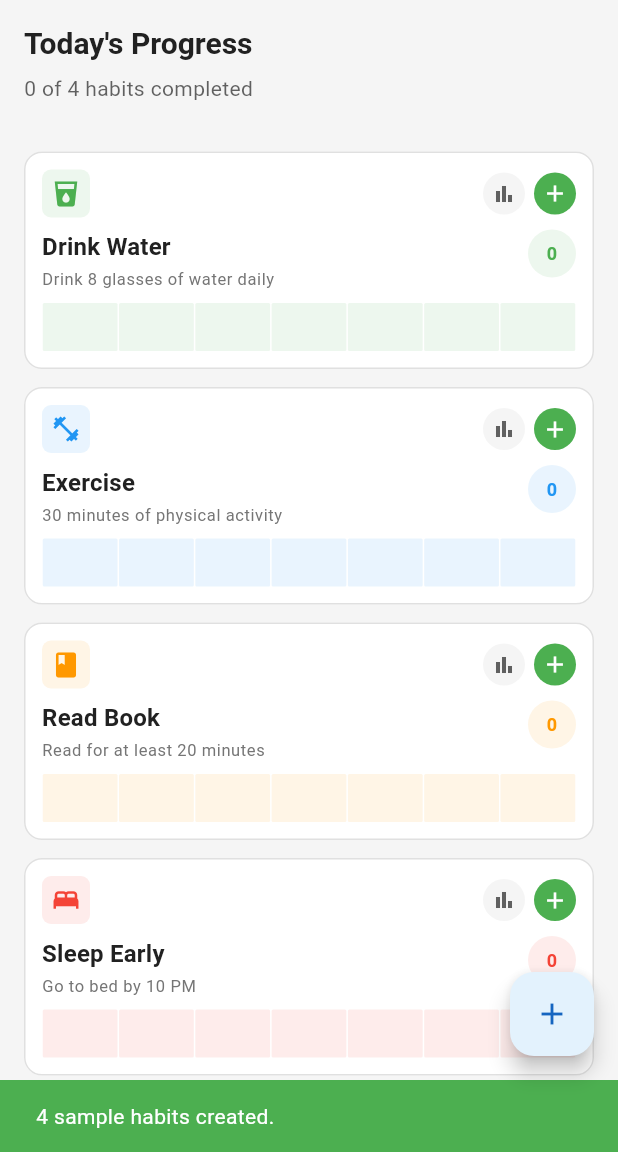
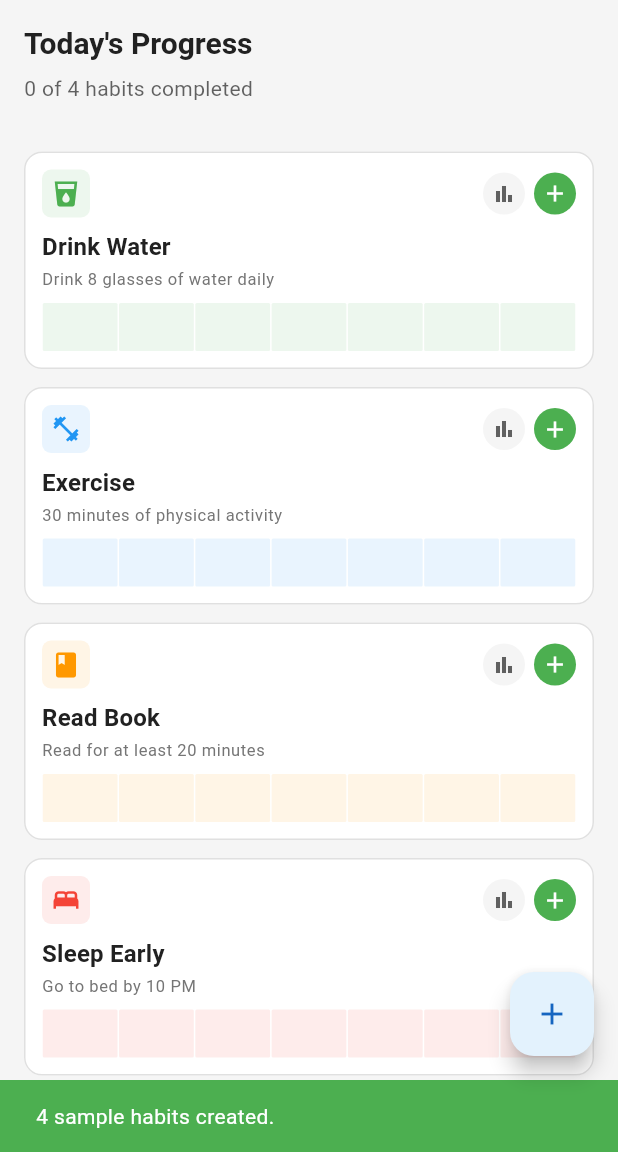
Before and after one commit to fcavaletto/habit_forge_app, a Flutter app: the screen it shows after launch, after a tap on "Add Sample Habits", on a phone screen of 412 x 824 dp, the part 84-1236 px from its top. Run offline on Flutter 3.47's test engine with Material 3 defaults, Android fonts, the phone set to English and light mode, and no system bars; our stand-ins replace file_picker, fl_chart, flutter_local_notifications, share_plus, shared_preferences, sqflite and 1 more; accounts and stored records are empty.

Commit message:
feat: Remove streak count indicator from habit cards
- Remove circular streak counter from habit cards on dashboard
- Update accessibility labels to remove streak reference
- Update class documentation to reflect UI changes
- Cleaner card design with focus on progress grid
- Streak information still available in detailed habit view

```diff
--- a/lib/widgets/habit_card.dart
+++ b/lib/widgets/habit_card.dart
@@ -6,13 +6,12 @@ import '../screens/stats_screen.dart';
 /// Interactive card widget displaying a habit with progress visualization
 ///
 /// This is the primary UI component for displaying habits in the main dashboard.
-/// Each card shows the habit's name, description, progress grid, streak counter,
+/// Each card shows the habit's name, description, progress grid,
 /// and provides interactive controls for completion and detailed viewing.
 ///
 /// Key Features:
 /// - Material 3 card design with theme-aware styling
 /// - 7-day progress grid showing recent completion status
-/// - Streak counter with visual prominence
 /// - Quick completion toggle button
 /// - Tap-to-view detailed habit information
 /// - Responsive design for various screen sizes
@@ -73,7 +72,7 @@ class HabitCard extends StatelessWidget {
     // Create accessibility labels - memoized for performance
     final todayCount = habit.getCompletionCount(DateTime.now());
     final completionStatus = todayCount > 0 ? '$todayCount completion${todayCount != 1 ? 's' : ''}' : 'not completed';
-    final accessibilityLabel = '${habit.name}. ${habit.description}. Current streak: ${habit.currentStreak} days. Today: $completionStatus.';
+    final accessibilityLabel = '${habit.name}. ${habit.description}. Today: $completionStatus.';
 
     return Card(
       // Remove card margins to prevent overflow - grid handles spacing
@@ -297,25 +296,6 @@ class HabitCard extends StatelessWidget {
 
                   const SizedBox(width: 8),
 
-                  // Streak counter
-                  Container(
-                    width: 32,
-                    height: 32,
-                    decoration: BoxDecoration(
-                      color: habitColor.withValues(alpha: 0.1),
-                      shape: BoxShape.circle,
-                    ),
-                    child: Center(
-                      child: Text(
-                        habit.currentStreak.toString(),
-                        style: TextStyle(
-                          color: habitColor,
-                          fontWeight: FontWeight.w600,
-                          fontSize: 12,
-                        ),
-                      ),
-                    ),
-                  ),
                 ],
               ),
 
```
